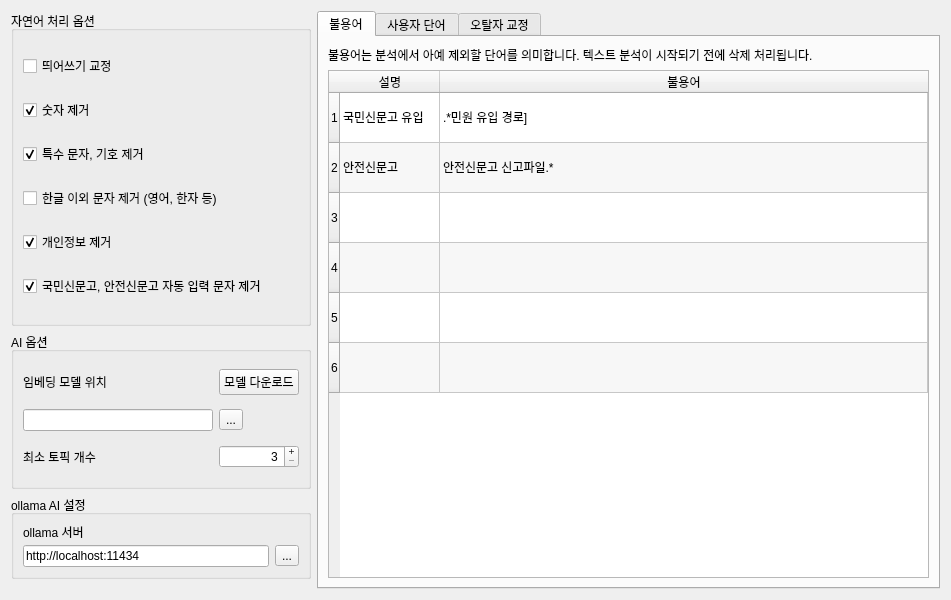
suime/text_dash, file src/ui/Dictionary.ui: the form before one commit.
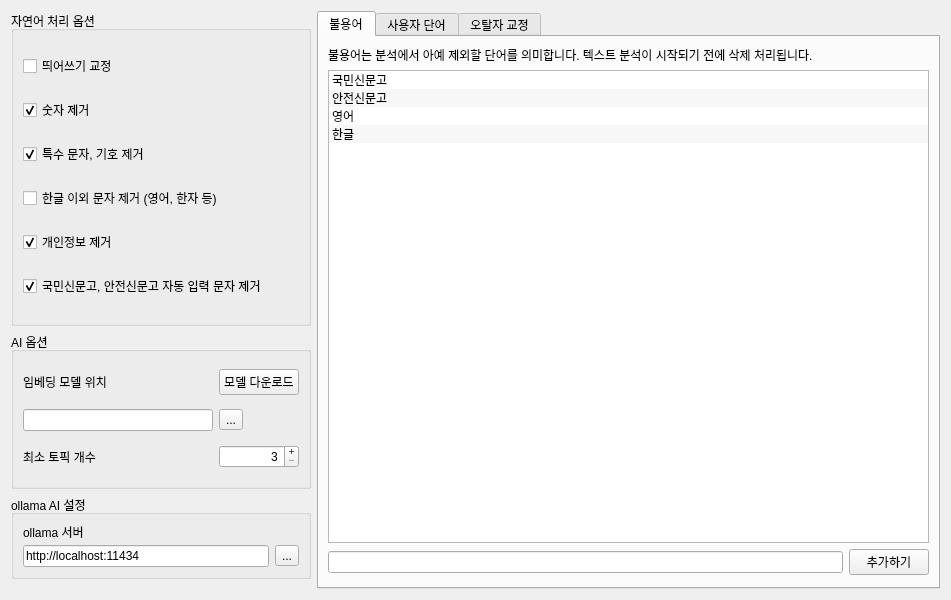
The form after the commit. The open tabs and pages were chosen to show the change.

```diff
--- a/src/ui/Dictionary.ui
+++ b/src/ui/Dictionary.ui
@@ -265,87 +265,61 @@
           </widget>
          </item>
          <item>
-          <widget class="QTableWidget" name="tableWidget">
+          <widget class="QListWidget" name="listWidget">
            <property name="dragEnabled">
             <bool>true</bool>
            </property>
            <property name="alternatingRowColors">
             <bool>true</bool>
            </property>
-           <property name="gridStyle">
-            <enum>Qt::PenStyle::SolidLine</enum>
+           <property name="selectionMode">
+            <enum>QAbstractItemView::SelectionMode::ExtendedSelection</enum>
+           </property>
+           <property name="viewMode">
+            <enum>QListView::ViewMode::ListMode</enum>
            </property>
            <property name="sortingEnabled">
             <bool>true</bool>
            </property>
-           <property name="wordWrap">
-            <bool>true</bool>
-           </property>
-           <property name="rowCount">
-            <number>6</number>
-           </property>
-           <property name="columnCount">
-            <number>2</number>
-           </property>
-           <attribute name="horizontalHeaderCascadingSectionResizes">
-            <bool>false</bool>
-           </attribute>
-           <attribute name="horizontalHeaderDefaultSectionSize">
-            <number>100</number>
-           </attribute>
-           <attribute name="horizontalHeaderShowSortIndicator" stdset="0">
-            <bool>true</bool>
-           </attribute>
-           <attribute name="horizontalHeaderStretchLastSection">
-            <bool>true</bool>
-           </attribute>
-           <attribute name="verticalHeaderVisible">
-            <bool>true</bool>
-           </attribute>
-           <attribute name="verticalHeaderMinimumSectionSize">
-            <number>50</number>
-           </attribute>
-           <attribute name="verticalHeaderStretchLastSection">
-            <bool>false</bool>
-           </attribute>
-           <row/>
-           <row/>
-           <row/>
-           <row/>
-           <row/>
-           <row/>
-           <column>
+           <item>
             <property name="text">
-             <string>설명</string>
+             <string>국민신문고</string>
             </property>
-           </column>
-           <column>
-            <property name="text">
-             <string>불용어</string>
-            </property>
-           </column>
-           <item row="0" column="0">
-            <property name="text">
-             <string>국민신문고 유입</string>
-            </property>
            </item>
-           <item row="0" column="1">
-            <property name="text">
-             <string>.*민원 유입 경로]</string>
-            </property>
-           </item>
-           <item row="1" column="0">
+           <item>
             <property name="text">
              <string>안전신문고</string>
             </property>
            </item>
-           <item row="1" column="1">
+           <item>
             <property name="text">
-             <string>안전신문고 신고파일.*</string>
+             <string>영어</string>
+            </property>
+           </item>
+           <item>
+            <property name="text">
+             <string>한글</string>
             </property>
            </item>
           </widget>
          </item>
+         <item>
+          <layout class="QHBoxLayout" name="horizontalLayout_2" stretch="1,0">
+           <property name="bottomMargin">
+            <number>3</number>
+           </property>
+           <item>
+            <widget class="QLineEdit" name="lineEdit_3"/>
+           </item>
+           <item>
+            <widget class="QPushButton" name="pushButton">
+             <property name="text">
+              <string>추가하기</string>
+             </property>
+            </widget>
+           </item>
+          </layout>
+         </item>
         </layout>
        </widget>
        <widget class="QWidget" name="tab_2">
```
Left out of the diff: 4 changed lines with no effect on the pictures.
